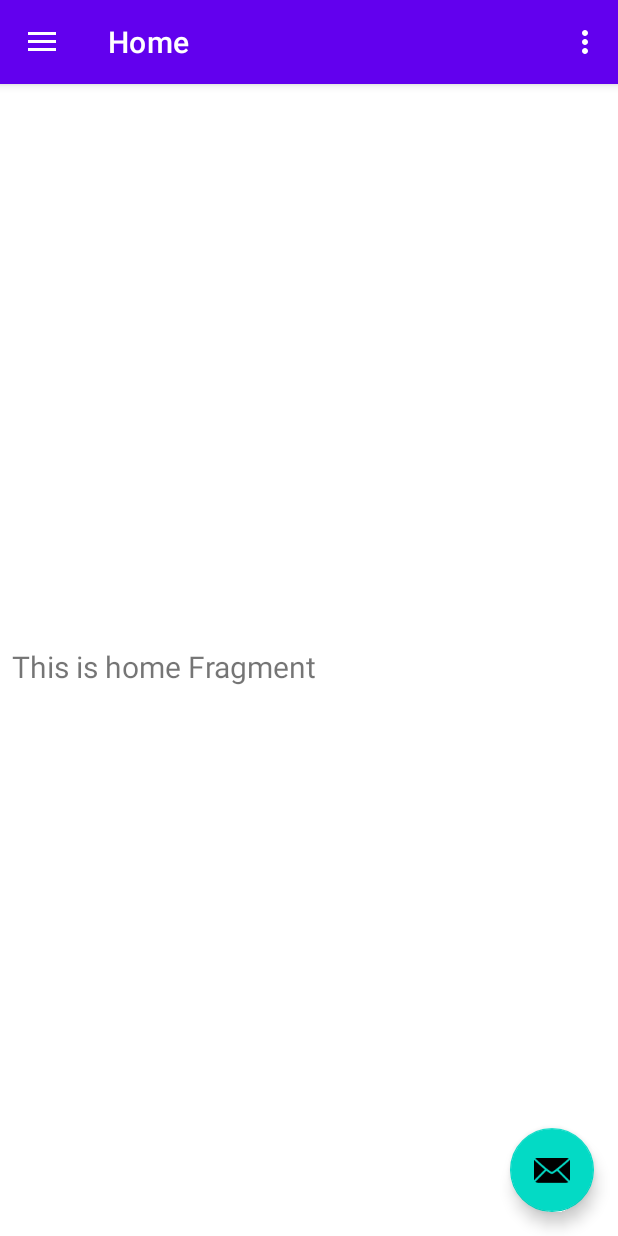
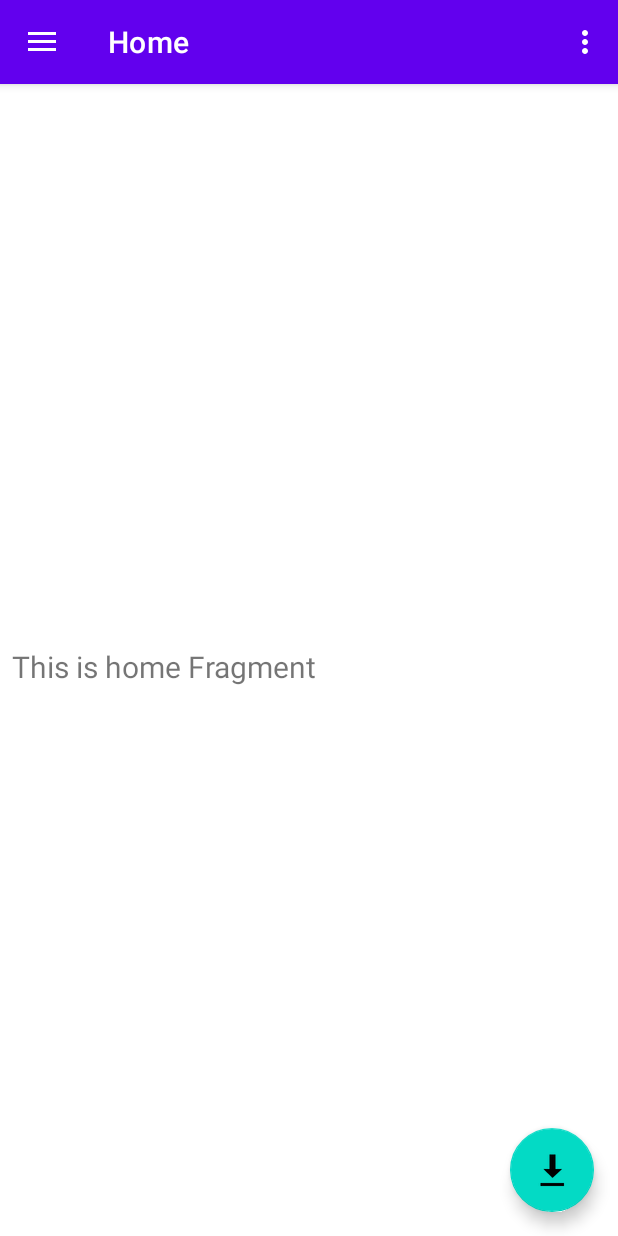
Before and after one commit to binarynumdev/patient-doctor-app, an Android app: the screen it shows after launch (MainActivity), on a phone screen of 412 x 824 dp. Run offline under Robolectric (Android 15) with nearby library versions, the phone set to English and light mode, and no system bars; our stand-ins replace navigation-ui; libraries missing offline, so code that uses them is left out: com.identive.libs; 1 statement that could not run was skipped.

Commit message:
change icon for download button

```diff
--- a/app/src/main/res/layout/app_bar_main.xml
+++ b/app/src/main/res/layout/app_bar_main.xml
@@ -29,6 +29,6 @@
         android:layout_gravity="bottom|end"
         android:layout_marginEnd="@dimen/fab_margin"
         android:layout_marginBottom="16dp"
-        app:srcCompat="@android:drawable/ic_dialog_email" />
+        app:srcCompat="@android:drawable/stat_sys_download" />
 
 </androidx.coordinatorlayout.widget.CoordinatorLayout>
```
